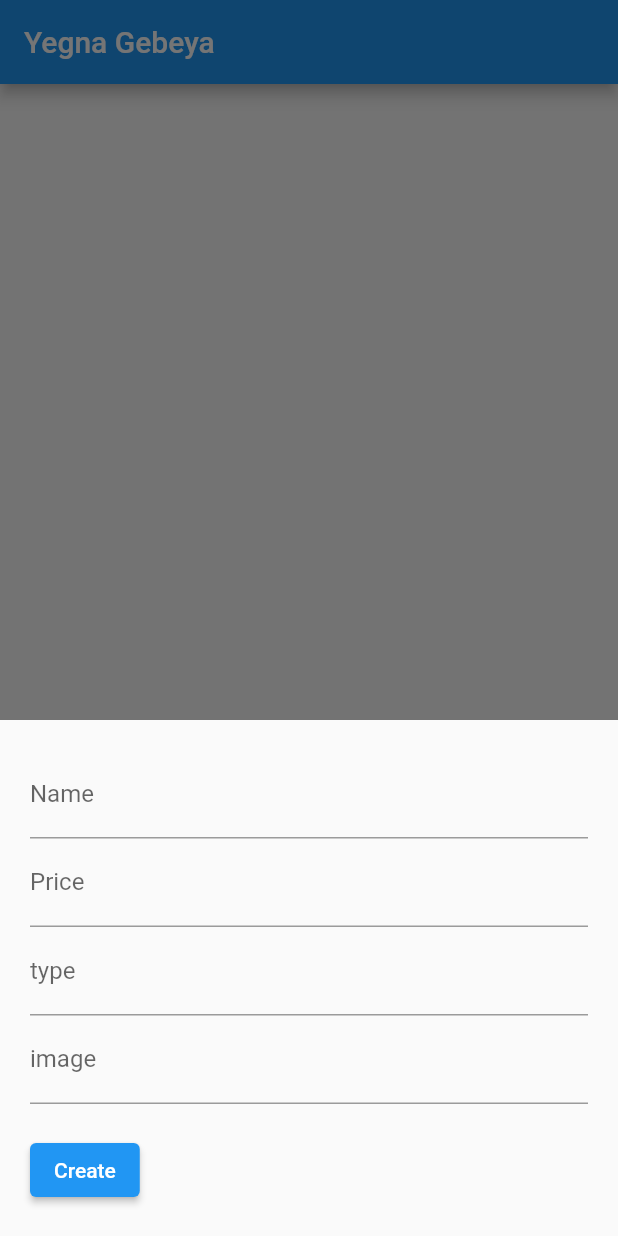
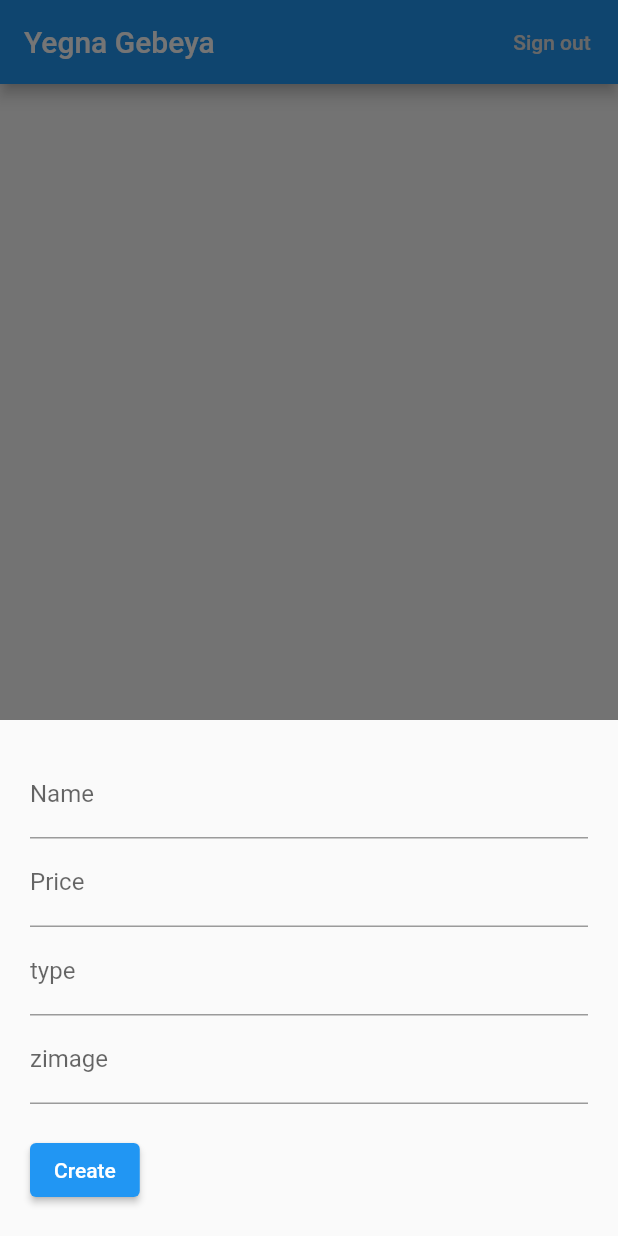
Before and after one commit to mayet16/Yegna-Gebeya-App, a Flutter app: the ProductHome screen opened directly, after a tap on the "add" icon, on a phone screen of 412 x 824 dp. Run offline on Flutter 3.47's test engine with Material 2 defaults, Android fonts, the phone set to English and light mode, and no system bars; our stand-ins replace cloud_firestore, firebase_auth, firebase_core; accounts and stored records are empty.

```diff
--- a/lib/authentication/authAction.dart
+++ b/lib/authentication/authAction.dart
@@ -61,7 +61,7 @@ class _RegisterEmailSectionState extends State<RegisterEmailSection> {
                     _register();
                   }
                 },
-                child: const Text('Submit'),
+                child: const Text('Register'),
               ),
             ),
             Container(
@@ -129,7 +129,7 @@ class _EmailPasswordFormState extends State<EmailPasswordForm> {
         crossAxisAlignment: CrossAxisAlignment.start,
         children: <Widget>[
           Container(
-            child: const Text('Test sign in with email and password'),
+            child: const Text('Sign in with email and password'),
             padding: const EdgeInsets.all(16),
             alignment: Alignment.center,
           ),
@@ -162,7 +162,7 @@ class _EmailPasswordFormState extends State<EmailPasswordForm> {
                   _signInWithEmailAndPassword();
                 }
               },
-              child: const Text('Submit'),
+              child: const Text('Login'),
             ),
           ),
           Container(
--- a/lib/home.dart
+++ b/lib/home.dart
@@ -2,6 +2,7 @@
 import 'package:flutter/material.dart';
 import 'package:firebase_core/firebase_core.dart';
 import 'package:cloud_firestore/cloud_firestore.dart';
+import 'package:firebase_auth/firebase_auth.dart';
 
 
 class ProductHome extends StatefulWidget {
@@ -16,11 +17,10 @@ class _ProductPageState extends State<ProductHome> {
   final TextEditingController _nameController = TextEditingController();
   final TextEditingController _priceController = TextEditingController();
   final TextEditingController _typeController = TextEditingController();
-  final TextEditingController _imageController = TextEditingController();
+  final TextEditingController _zimageController = TextEditingController();
 
-
-  final CollectionReference _productss =
-  FirebaseFirestore.instance.collection('products');
+  final FirebaseAuth _auth = FirebaseAuth.instance;
+  final CollectionReference _products = FirebaseFirestore.instance.collection('products');
 
   // This function is triggered when the floatting button or one of the edit buttons is pressed
   // Adding a product if no documentSnapshot is passed
@@ -32,7 +32,7 @@ class _ProductPageState extends State<ProductHome> {
       _nameController.text = documentSnapshot['name'];
       _priceController.text = documentSnapshot['price'].toString();
       _typeController.text = documentSnapshot['type'];
-      _imageController.text= documentSnapshot['image'];
+      _zimageController.text= documentSnapshot['zimage'];
 
     }
 
@@ -68,8 +68,8 @@ class _ProductPageState extends State<ProductHome> {
                   decoration: const InputDecoration(labelText: 'type'),
                 ),
                 TextField(
-                  controller: _imageController,
-                  decoration: const InputDecoration(labelText: 'image'),
+                  controller: _zimageController,
+                  decoration: const InputDecoration(labelText: 'zimage'),
                 ),
                 const SizedBox(
                   height: 20,
@@ -81,26 +81,26 @@ class _ProductPageState extends State<ProductHome> {
                     final double? price =
                     double.tryParse(_priceController.text);
                     final String? type = _typeController.text;
-                    final String? image = _imageController.text;
+                    final String? zimage = _zimageController.text;
 
-                    if (name != null && price != null && type != null && image != null) {
+                    if (name != null && price != null && type != null && zimage != null) {
                       if (action == 'create') {
                         // Persist a new product to Firestore
-                        await _productss.add({"name": name, "price": price, "type": type, "image": image});
+                        await _products.add({"name": name, "price": price, "type": type, "zimage": zimage});
                       }
 
                       if (action == 'update') {
                         // Update the product
-                        await _productss
+                        await _products
                             .doc(documentSnapshot!.id)
-                            .update({"name": name, "price": price, "type": type, "image": image});
+                            .update({"name": name, "price": price, "type": type, "zimage": zimage});
                       }
 
                       // Clear the text fields
                       _nameController.text = '';
                       _priceController.text = '';
                       _typeController.text = '';
-                      _imageController.text = '';
+                      _zimageController.text = '';
 
                       // Hide the bottom sheet
                       Navigator.of(context).pop();
@@ -115,7 +115,7 @@ class _ProductPageState extends State<ProductHome> {
 
   // Deleteing a product by id
   Future<void> _deleteProduct(String productId) async {
-    await _productss.doc(productId).delete();
+    await _products.doc(productId).delete();
 
     // Show a snackbar
     ScaffoldMessenger.of(context).showSnackBar(const SnackBar(
@@ -126,11 +126,37 @@ class _ProductPageState extends State<ProductHome> {
   Widget build(BuildContext context) {
     return Scaffold(
       appBar: AppBar(
-        title: const Text('Yegna Gebeya'),
+        title: Text("Yegna Gebeya"),
+        actions: <Widget>[
+          Builder(builder: (BuildContext context) {
+//5
+            return FlatButton(
+              child: const Text('Sign out'),
+              textColor: Theme
+                  .of(context)
+                  .buttonColor,
+              onPressed: () async {
+                final User? user = _auth.currentUser;
+                if (user == null) {
+//6
+                  Scaffold.of(context).showSnackBar(const SnackBar(
+                    content: Text('No one has signed in.'),
+                  ));
+                  return;
+                }
+                await _auth.signOut();
+                final String uid = user.uid;
+                Scaffold.of(context).showSnackBar(SnackBar(
+                  content: Text(uid + ' has successfully signed out.'),
+                ));
+              },
+            );
+          })
+        ],
       ),
       // Using StreamBuilder to display all products from Firestore in real-time
       body: StreamBuilder(
-        stream: _productss.snapshots(),
+        stream: _products.snapshots(),
         builder: (context, AsyncSnapshot<QuerySnapshot> streamSnapshot) {
           if (streamSnapshot.hasError) {
             return const Text('Something went wrong');
```
Also changed, not shown: lib/main.dart (+1 -27 lines).
